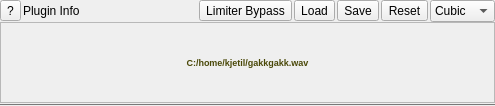
Above: Qt/qt4_plugin_widget.ui from kmatheussen/radium before the change. Below: the same form after it.
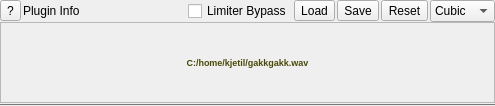
That is the form after the change.

Commit message: Loop button for sampler, custom gfx for on/off buttons

The edit to the form file:
```diff
--- a/Qt/qt4_plugin_widget.ui
+++ b/Qt/qt4_plugin_widget.ui
@@ -65,7 +65,7 @@
       </spacer>
      </item>
      <item>
-      <widget class="QToolButton" name="limiter_bypass_button">
+      <widget class="QCheckBox" name="limiter_bypass_button">
        <property name="text">
         <string>Limiter Bypass</string>
        </property>
```
The commit also changes 9 other files.
